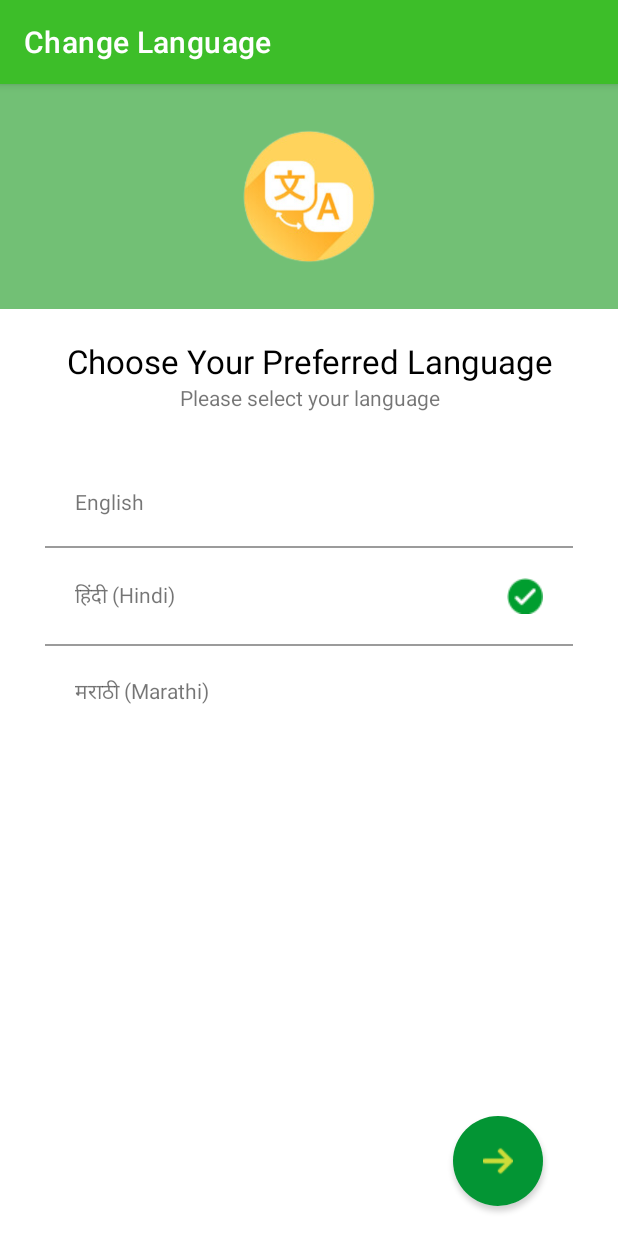
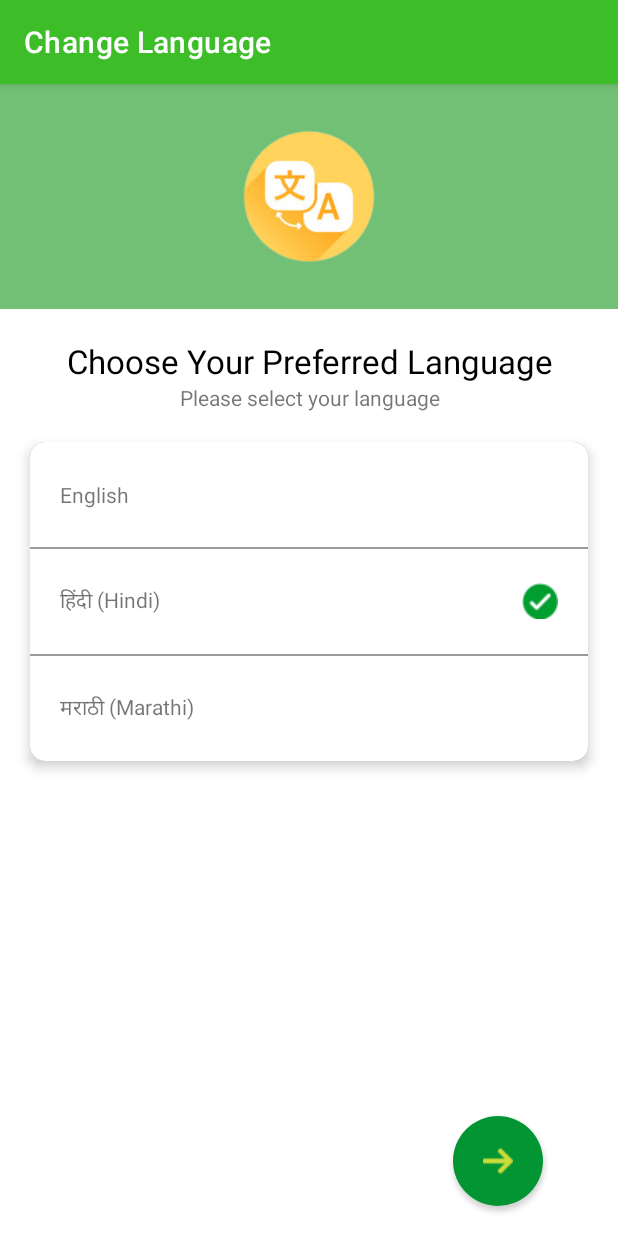
Before and after one commit to Adi-n-tech/Farmer-Guide, an Android app: the screen it shows after launch (SelectLanguageActivity), on a phone screen of 412 x 824 dp. Run offline under Robolectric (Android 15) with nearby library versions, the phone set to English and light mode, and no system bars; our stand-ins replace data binding; Roboto replaces fonts that are not available here.

Commit message:
1.Add CardView in Change Language Ui

```diff
--- a/app/src/main/java/com/adintech/farmersguide/views/activities/SelectLanguageActivity.java
+++ b/app/src/main/java/com/adintech/farmersguide/views/activities/SelectLanguageActivity.java
@@ -33,7 +33,6 @@ public class SelectLanguageActivity extends AppCompatActivity implements View.On
         mBinding.btnSave.setOnClickListener(this);
 
         current_code = AppPreferencesManager.getString(AppConstants.LANGUAGE_CODE_KEY, this) != null ? AppPreferencesManager.getString(AppConstants.LANGUAGE_CODE_KEY, this) : AppConstants.HINDI_LANG_CODE;
-
         if (current_code.equals(AppConstants.ENGLISH_LANG_CODE)) {
             setSelectedOptionHighlight(View.VISIBLE, View.GONE, View.GONE);
         } else if (current_code.equals(AppConstants.HINDI_LANG_CODE)) {
@@ -41,7 +40,6 @@ public class SelectLanguageActivity extends AppCompatActivity implements View.On
         } else if (current_code.equals(AppConstants.MARATHI_LANG_CODE)) {
             setSelectedOptionHighlight(View.GONE, View.GONE, View.VISIBLE);
         }
-
       /*  mBinding.btnSave.setOnClickListener(new View.OnClickListener() {
             @Override
             public void onClick(View v) {
@@ -72,7 +70,6 @@ public class SelectLanguageActivity extends AppCompatActivity implements View.On
 
     @Override
     public void onClick(View v) {
-
         switch (v.getId()) {
             case R.id.rbEnglish:
                 selectedLangCode = AppConstants.ENGLISH_LANG_CODE;
--- a/app/src/main/res/layout/activity_select_language.xml
+++ b/app/src/main/res/layout/activity_select_language.xml
@@ -54,17 +54,23 @@
                     android:layout_margin="@dimen/dimen_10dp"
                     android:scrollbars="none">
 
+                    <androidx.cardview.widget.CardView
+                        android:layout_width="match_parent"
+                        android:layout_height="wrap_content"
+                        app:cardCornerRadius="@dimen/dimen_10dp"
+                        android:elevation="@dimen/dimen_5dp"
+                        app:cardElevation="@dimen/dimen_5dp"
+                        android:layout_margin="@dimen/dimen_10dp">
                     <LinearLayout
                         android:layout_width="match_parent"
                         android:layout_height="wrap_content"
-                        android:layout_margin="@dimen/dimen_20dp"
                         android:background="#792E2E2E"
                         android:orientation="vertical">
 
                         <LinearLayout
                             android:id="@+id/rbEnglish"
                             android:layout_width="match_parent"
-                            android:layout_height="wrap_content"
+                            android:layout_height="@dimen/dimen_70dp"
                             android:background="@color/white"
                             android:gravity="center_vertical"
                             android:orientation="horizontal"
@@ -87,7 +93,7 @@
                         <LinearLayout
                             android:id="@+id/rbHindi"
                             android:layout_width="match_parent"
-                            android:layout_height="wrap_content"
+                            android:layout_height="@dimen/dimen_70dp"
                             android:layout_marginTop="@dimen/dimen_1dp"
                             android:layout_marginBottom="@dimen/dimen_1dp"
                             android:background="@color/white"
@@ -111,7 +117,7 @@
 
                         <LinearLayout
                             android:layout_width="match_parent"
-                            android:layout_height="wrap_content"
+                            android:layout_height="@dimen/dimen_70dp"
                             android:background="@color/white"
                             android:gravity="center_vertical"
                             android:orientation="horizontal"
@@ -166,6 +172,7 @@
                           </RadioGroup>-->
 
                     </LinearLayout>
+                    </androidx.cardview.widget.CardView>
                 </ScrollView>
 
             </LinearLayout>
```
